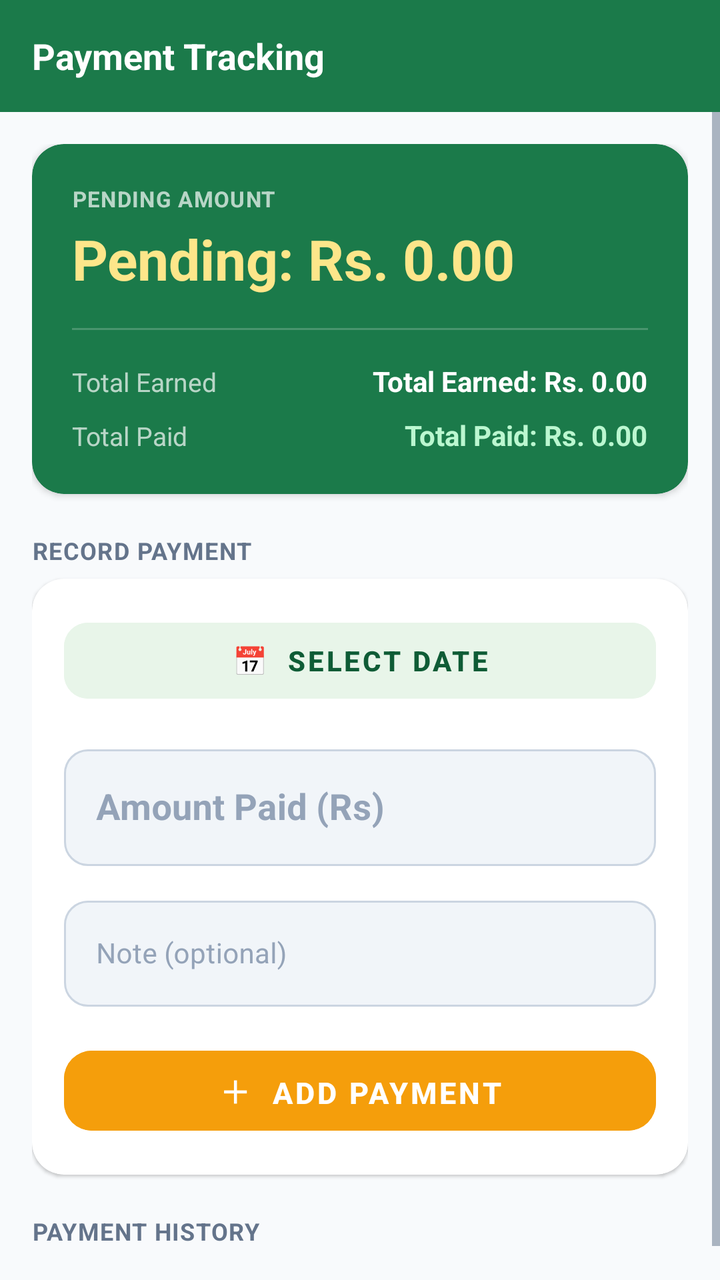
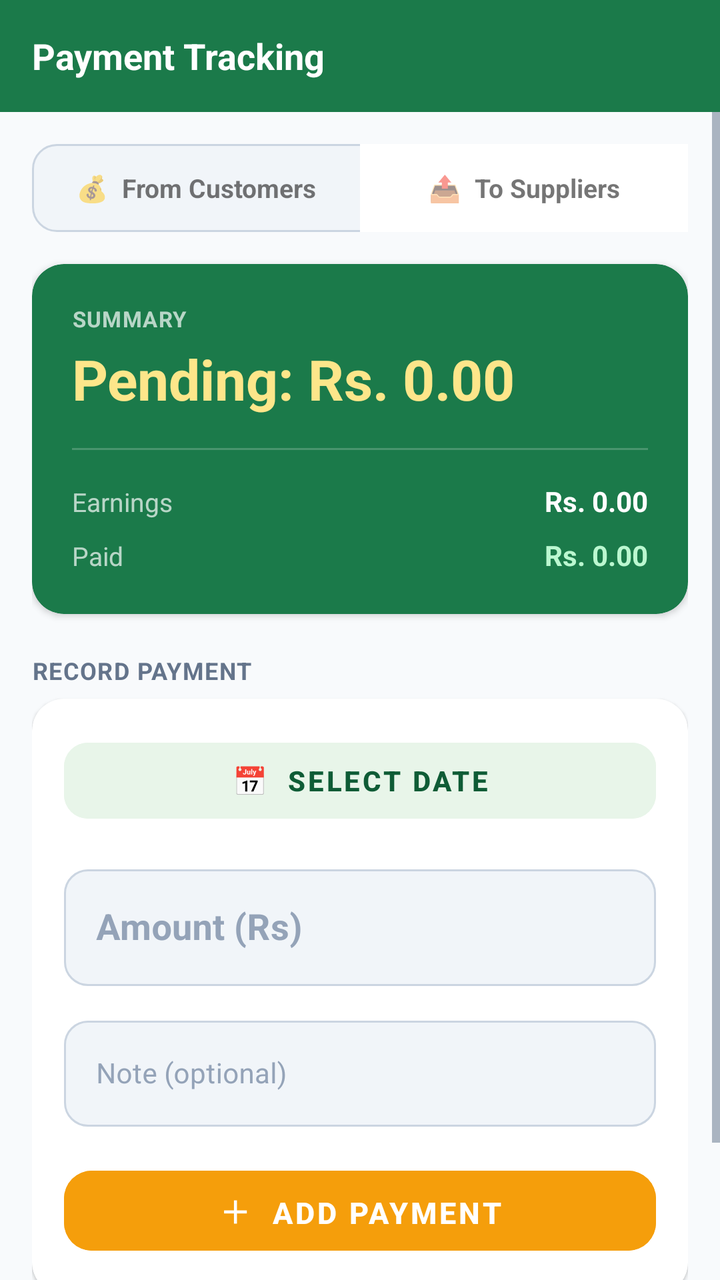

Before-and-after screenshots of an Android layout around one commit, followed by the original layout XML and the change that was made.
<!-- AndroidManifest.xml: application theme Theme.MilkDiary -->
<!-- res/layout/activity_payment.xml -->
<?xml version="1.0" encoding="utf-8"?>
<LinearLayout xmlns:android="http://schemas.android.com/apk/res/android"
    xmlns:app="http://schemas.android.com/apk/res-auto"
    android:layout_width="match_parent"
    android:layout_height="match_parent"
    android:orientation="vertical"
    android:background="@color/background">

    <com.google.android.material.appbar.MaterialToolbar
        android:id="@+id/toolbar"
        style="@style/ToolbarStyle"
        app:title="Payment Tracking" />

    <ScrollView
        android:layout_width="match_parent"
        android:layout_height="match_parent">

        <LinearLayout
            android:layout_width="match_parent"
            android:layout_height="wrap_content"
            android:orientation="vertical"
            android:paddingStart="16dp"
            android:paddingEnd="16dp"
            android:paddingTop="16dp"
            android:paddingBottom="28dp">

            
            <androidx.cardview.widget.CardView
                android:layout_width="match_parent"
                android:layout_height="wrap_content"
                android:layout_marginBottom="16dp"
                app:cardCornerRadius="16dp"
                app:cardElevation="2dp"
                app:cardBackgroundColor="@color/primary">
                <LinearLayout
                    android:layout_width="match_parent"
                    android:layout_height="wrap_content"
                    android:orientation="vertical"
                    android:paddingStart="20dp"
                    android:paddingEnd="20dp"
                    android:paddingTop="20dp"
                    android:paddingBottom="20dp">

                    <TextView
                        android:layout_width="wrap_content"
                        android:layout_height="wrap_content"
                        android:text="PENDING AMOUNT"
                        android:textColor="#B0FFFFFF"
                        android:textSize="11sp"
                        android:textStyle="bold"
                        android:letterSpacing="0.04"
                        android:paddingBottom="4dp" />
                    <TextView
                        android:id="@+id/tvPendingAmt"
                        android:layout_width="wrap_content"
                        android:layout_height="wrap_content"
                        android:text="Pending: Rs. 0.00"
                        android:textColor="#FDE68A"
                        android:textSize="28sp"
                        android:textStyle="bold"
                        android:paddingBottom="16dp" />

                    <View android:layout_width="match_parent" android:layout_height="1dp" android:background="#33FFFFFF" android:layout_marginBottom="16dp" />

                    <LinearLayout android:layout_width="match_parent" android:layout_height="wrap_content" android:orientation="horizontal" android:paddingBottom="8dp">
                        <TextView android:layout_width="0dp" android:layout_height="wrap_content" android:layout_weight="1" android:text="Total Earned" android:textColor="#B0FFFFFF" android:textSize="13sp" />
                        <TextView android:id="@+id/tvTotalEarned" android:layout_width="wrap_content" android:layout_height="wrap_content" android:text="Total Earned: Rs. 0.00" android:textColor="#FFFFFF" android:textSize="14sp" android:textStyle="bold" />
                    </LinearLayout>

                    <LinearLayout android:layout_width="match_parent" android:layout_height="wrap_content" android:orientation="horizontal">
                        <TextView android:layout_width="0dp" android:layout_height="wrap_content" android:layout_weight="1" android:text="Total Paid" android:textColor="#B0FFFFFF" android:textSize="13sp" />
                        <TextView android:id="@+id/tvTotalPaid" android:layout_width="wrap_content" android:layout_height="wrap_content" android:text="Total Paid: Rs. 0.00" android:textColor="#BBF7D0" android:textSize="14sp" android:textStyle="bold" />
                    </LinearLayout>
                </LinearLayout>
            </androidx.cardview.widget.CardView>

            
            <TextView
                android:layout_width="match_parent"
                android:layout_height="wrap_content"
                android:text="RECORD PAYMENT"
                style="@style/SectionLabel" />

            <androidx.cardview.widget.CardView
                android:layout_width="match_parent"
                android:layout_height="wrap_content"
                android:layout_marginBottom="16dp"
                app:cardCornerRadius="16dp"
                app:cardElevation="1dp"
                app:cardBackgroundColor="@color/card_bg">
                <LinearLayout
                    android:layout_width="match_parent"
                    android:layout_height="wrap_content"
                    android:orientation="vertical"
                    android:padding="16dp">

                    <Button
                        android:id="@+id/btnPayDate"
                        android:layout_width="match_parent"
                        android:layout_height="50dp"
                        android:layout_marginBottom="14dp"
                        android:text="📅  Select Date"
                        android:backgroundTint="@color/primary_light"
                        android:textColor="@color/primary_dark"
                        android:textStyle="bold"
                        android:textSize="14sp"
                        app:cornerRadius="12dp"
                        android:stateListAnimator="@null" />

                    <com.google.android.material.textfield.TextInputLayout
                        android:layout_width="match_parent"
                        android:layout_height="wrap_content"
                        android:layout_marginBottom="12dp"
                        android:hint="Amount Paid (Rs)"
                        style="@style/InputField">
                        <com.google.android.material.textfield.TextInputEditText
                            android:id="@+id/etPayAmount"
                            android:layout_width="match_parent"
                            android:layout_height="wrap_content"
                            android:inputType="numberDecimal"
                            android:textSize="18sp"
                            android:textStyle="bold"
                            android:selectAllOnFocus="true" />
                    </com.google.android.material.textfield.TextInputLayout>

                    <com.google.android.material.textfield.TextInputLayout
                        android:layout_width="match_parent"
                        android:layout_height="wrap_content"
                        android:layout_marginBottom="16dp"
                        android:hint="Note (optional)"
                        style="@style/InputField">
                        <com.google.android.material.textfield.TextInputEditText
                            android:id="@+id/etPayNote"
                            android:layout_width="match_parent"
                            android:layout_height="wrap_content"
                            android:inputType="text"
                            android:textSize="14sp" />
                    </com.google.android.material.textfield.TextInputLayout>

                    <Button
                        android:id="@+id/btnAddPayment"
                        android:layout_width="match_parent"
                        android:layout_height="52dp"
                        android:text="＋  Add Payment"
                        android:textSize="15sp"
                        android:textStyle="bold"
                        android:backgroundTint="@color/accent"
                        app:cornerRadius="14dp"
                        android:stateListAnimator="@null" />
                </LinearLayout>
            </androidx.cardview.widget.CardView>

            
            <TextView
                android:layout_width="match_parent"
                android:layout_height="wrap_content"
                android:text="PAYMENT HISTORY"
                style="@style/SectionLabel" />

            <TextView
                android:id="@+id/tvNoPayments"
                android:layout_width="match_parent"
                android:layout_height="wrap_content"
                android:text="No payments recorded yet."
                android:gravity="center"
                android:padding="28dp"
                android:textSize="14sp"
                android:textColor="@color/text_secondary"
                android:visibility="gone" />

            <androidx.recyclerview.widget.RecyclerView
                android:id="@+id/recyclerPayments"
                android:layout_width="match_parent"
                android:layout_height="wrap_content"
                android:nestedScrollingEnabled="false" />

        </LinearLayout>
    </ScrollView>
</LinearLayout>
<!-- resources referenced by this layout -->
<resources>
  <color name="accent">#F59E0B</color>
  <color name="background">#F8FAFC</color>
  <color name="card_bg">#FFFFFF</color>
  <color name="primary">#1B7A4A</color>
  <color name="primary_dark">#0F5C36</color>
  <color name="primary_light">#E8F5E9</color>
  <color name="text_secondary">#64748B</color>
  <style name="InputField" parent="Widget.MaterialComponents.TextInputLayout.OutlinedBox">
          <item name="boxCornerRadiusTopStart">12dp</item>
          <item name="boxCornerRadiusTopEnd">12dp</item>
          <item name="boxCornerRadiusBottomStart">12dp</item>
          <item name="boxCornerRadiusBottomEnd">12dp</item>
          <item name="boxStrokeColor">@color/input_stroke_selector</item>
          <item name="boxBackgroundColor">@color/input_bg</item>
          <item name="hintTextColor">@color/text_secondary</item>
          <item name="android:textColorHint">@color/text_hint</item>
      </style>
  <style name="SectionLabel">
          <item name="android:layout_width">match_parent</item>
          <item name="android:layout_height">wrap_content</item>
          <item name="android:textSize">12sp</item>
          <item name="android:textColor">@color/text_secondary</item>
          <item name="android:textStyle">bold</item>
          <item name="android:letterSpacing">0.04</item>
          <item name="android:paddingBottom">6dp</item>
          <item name="android:paddingTop">4dp</item>
          <item name="android:textAllCaps">true</item>
      </style>
  <style name="ToolbarStyle" parent="Widget.MaterialComponents.Toolbar">
          <item name="android:layout_width">match_parent</item>
          <item name="android:layout_height">?attr/actionBarSize</item>
          <item name="android:background">@color/primary</item>
          <item name="titleTextColor">@color/text_on_primary</item>
          <item name="navigationIconTint">@color/text_on_primary</item>
          <item name="titleTextAppearance">@style/ToolbarTitle</item>
      </style>
  <style name="Theme.MilkDiary" parent="Theme.MaterialComponents.DayNight.NoActionBar">
          <item name="colorPrimary">@color/primary</item>
          <item name="colorPrimaryDark">@color/primary_dark</item>
          <item name="colorAccent">@color/accent</item>
          <item name="colorOnPrimary">@color/text_on_primary</item>
          <item name="android:colorBackground">@color/background</item>
          <item name="colorSurface">@color/surface</item>
          <item name="android:textColorPrimary">@color/text_primary</item>
          <item name="android:textColorSecondary">@color/text_secondary</item>
          <item name="windowActionBar">false</item>
          <item name="windowNoTitle">true</item>
          <item name="android:statusBarColor">@color/primary_dark</item>
          <item name="android:navigationBarColor">@color/background</item>
      </style>
  <color name="input_bg">#F1F5F9</color>
  <color name="text_hint">#94A3B8</color>
  <color name="text_on_primary">#FFFFFF</color>
  <style name="ToolbarTitle">
          <item name="android:textSize">18sp</item>
          <item name="android:textStyle">bold</item>
      </style>
  <color name="surface">#FFFFFF</color>
  <color name="text_primary">#0F172A</color>
</resources>

<!-- the commit's change to res/layout/activity_payment.xml (unified diff, before → after) -->
@@ -23,6 +23,39 @@
             android:paddingEnd="16dp"
             android:paddingTop="16dp"
             android:paddingBottom="28dp">
+
+            
+            <LinearLayout
+                android:layout_width="match_parent"
+                android:layout_height="44dp"
+                android:orientation="horizontal"
+                android:layout_marginBottom="16dp"
+                android:background="@drawable/bg_spinner">
+
+                <TextView
+                    android:id="@+id/tabCustomerPayments"
+                    android:layout_width="0dp"
+                    android:layout_height="match_parent"
+                    android:layout_weight="1"
+                    android:text="💰  From Customers"
+                    android:gravity="center"
+                    android:textSize="13sp"
+                    android:textStyle="bold"
+                    android:backgroundTint="@color/primary"
+                    android:padding="10dp" />
+
+                <TextView
+                    android:id="@+id/tabSupplierPayments"
+                    android:layout_width="0dp"
+                    android:layout_height="match_parent"
+                    android:layout_weight="1"
+                    android:text="📤  To Suppliers"
+                    android:gravity="center"
+                    android:textSize="13sp"
+                    android:textStyle="bold"
+                    android:background="@color/card_bg"
+                    android:padding="10dp" />
+            </LinearLayout>
 
             
             <androidx.cardview.widget.CardView
@@ -44,7 +77,7 @@
                     <TextView
                         android:layout_width="wrap_content"
                         android:layout_height="wrap_content"
-                        android:text="PENDING AMOUNT"
+                        android:text="SUMMARY"
                         android:textColor="#B0FFFFFF"
                         android:textSize="11sp"
                         android:textStyle="bold"
@@ -63,16 +96,43 @@
                     <View android:layout_width="match_parent" android:layout_height="1dp" android:background="#33FFFFFF" android:layout_marginBottom="16dp" />
 
                     <LinearLayout android:layout_width="match_parent" android:layout_height="wrap_content" android:orientation="horizontal" android:paddingBottom="8dp">
-                        <TextView android:layout_width="0dp" android:layout_height="wrap_content" android:layout_weight="1" android:text="Total Earned" android:textColor="#B0FFFFFF" android:textSize="13sp" />
-                        <TextView android:id="@+id/tvTotalEarned" android:layout_width="wrap_content" android:layout_height="wrap_content" android:text="Total Earned: Rs. 0.00" android:textColor="#FFFFFF" android:textSize="14sp" android:textStyle="bold" />
+                        <TextView android:layout_width="0dp" android:layout_height="wrap_content" android:layout_weight="1" android:text="Earnings" android:textColor="#B0FFFFFF" android:textSize="13sp" />
+                        <TextView android:id="@+id/tvTotalEarned" android:layout_width="wrap_content" android:layout_height="wrap_content" android:text="Rs. 0.00" android:textColor="#FFFFFF" android:textSize="14sp" android:textStyle="bold" />
                     </LinearLayout>
 
                     <LinearLayout android:layout_width="match_parent" android:layout_height="wrap_content" android:orientation="horizontal">
-                        <TextView android:layout_width="0dp" android:layout_height="wrap_content" android:layout_weight="1" android:text="Total Paid" android:textColor="#B0FFFFFF" android:textSize="13sp" />
-                        <TextView android:id="@+id/tvTotalPaid" android:layout_width="wrap_content" android:layout_height="wrap_content" android:text="Total Paid: Rs. 0.00" android:textColor="#BBF7D0" android:textSize="14sp" android:textStyle="bold" />
+                        <TextView android:layout_width="0dp" android:layout_height="wrap_content" android:layout_weight="1" android:text="Paid" android:textColor="#B0FFFFFF" android:textSize="13sp" />
+                        <TextView android:id="@+id/tvTotalPaid" android:layout_width="wrap_content" android:layout_height="wrap_content" android:text="Rs. 0.00" android:textColor="#BBF7D0" android:textSize="14sp" android:textStyle="bold" />
                     </LinearLayout>
                 </LinearLayout>
             </androidx.cardview.widget.CardView>
+
+            
+            <LinearLayout
+                android:id="@+id/supplierSection"
+                android:layout_width="match_parent"
+                android:layout_height="wrap_content"
+                android:orientation="vertical"
+                android:visibility="gone">
+
+                <com.google.android.material.textfield.TextInputLayout
+                    android:layout_width="match_parent"
+                    android:layout_height="wrap_content"
+                    android:hint="Select Supplier"
+                    style="@style/InputField"
+                    android:layout_marginBottom="12dp"
+                    app:endIconMode="dropdown_menu">
+                    <AutoCompleteTextView
+                        android:id="@+id/etPaySupplier"
+                        android:layout_width="match_parent"
+                        android:layout_height="wrap_content"
+                        android:inputType="none"
+                        android:textSize="16sp"
+                        android:focusable="false"
+                        android:clickable="true" />
+                </com.google.android.material.textfield.TextInputLayout>
+
+            </LinearLayout>
 
             
             <TextView
@@ -111,7 +171,7 @@
                         android:layout_width="match_parent"
                         android:layout_height="wrap_content"
                         android:layout_marginBottom="12dp"
-                        android:hint="Amount Paid (Rs)"
+                        android:hint="Amount (Rs)"
                         style="@style/InputField">
                         <com.google.android.material.textfield.TextInputEditText
                             android:id="@+id/etPayAmount"
<!-- resource entries referenced after the edit -->
@@ -7,6 +7,13 @@
   <color name="primary_dark">#0F5C36</color>
   <color name="primary_light">#E8F5E9</color>
   <color name="text_secondary">#64748B</color>
+  <!-- drawable bg_spinner (drawable) -->
+  <?xml version="1.0" encoding="utf-8"?>
+  <shape xmlns:android="http://schemas.android.com/apk/res/android">
+      <solid android:color="@color/input_bg" />
+      <stroke android:width="1dp" android:color="@color/input_stroke" />
+      <corners android:radius="12dp" />
+  </shape>
   <style name="InputField" parent="Widget.MaterialComponents.TextInputLayout.OutlinedBox">
           <item name="boxCornerRadiusTopStart">12dp</item>
           <item name="boxCornerRadiusTopEnd">12dp</item>
@@ -51,6 +58,7 @@
           <item name="android:navigationBarColor">@color/background</item>
       </style>
   <color name="input_bg">#F1F5F9</color>
+  <color name="input_stroke">#CBD5E1</color>
   <color name="text_hint">#94A3B8</color>
   <color name="text_on_primary">#FFFFFF</color>
   <style name="ToolbarTitle">
